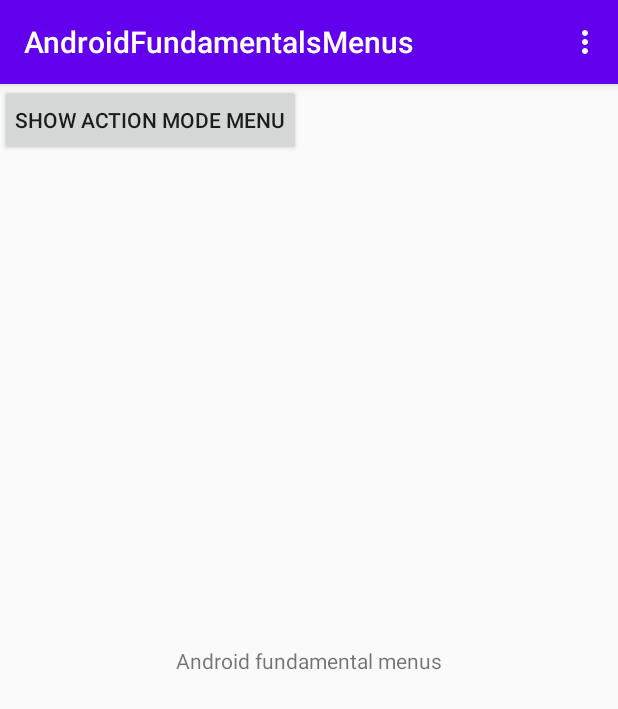
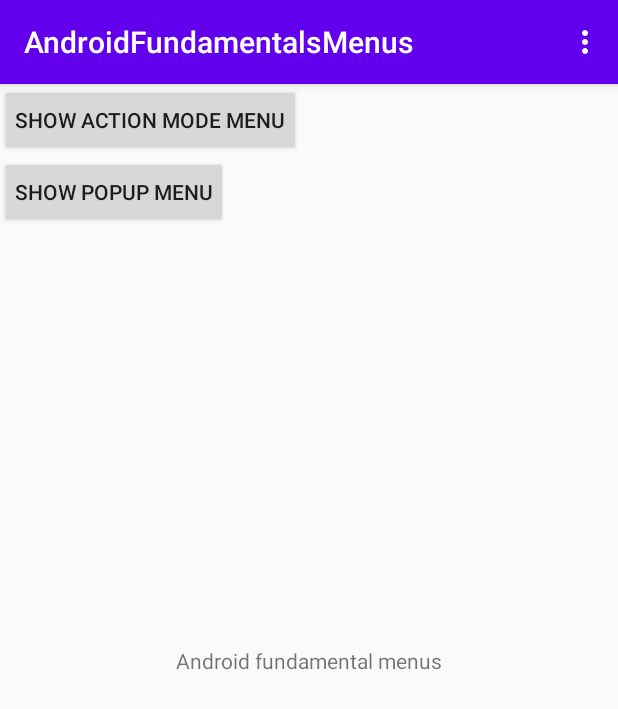
Before and after one commit to ivankaptue/android-menus, an Android app: the screen it shows after launch (MainActivity), on a phone screen of 412 x 824 dp. Shown: the top 709 px of the screen. Run offline under Robolectric (Android 15) with nearby library versions, the phone set to English and light mode, and no system bars.

Commit message:
feat: Create popup menu

```diff
--- a/app/src/main/res/layout/activity_main.xml
+++ b/app/src/main/res/layout/activity_main.xml
@@ -23,4 +23,13 @@
 			android:padding="10dp"
 			android:text="Show Action Mode Menu" />
 
+	<Button
+			android:id="@+id/btnPopupMenu"
+			android:layout_width="wrap_content"
+			android:layout_height="wrap_content"
+			android:padding="10dp"
+			android:onClick="showPopupMenu"
+			android:text="Show popup menu"
+			app:layout_constraintTop_toBottomOf="@id/btnActionModeMenu" />
+
 </androidx.constraintlayout.widget.ConstraintLayout>
--- /dev/null
+++ b/app/src/main/res/menu/popup_menu.xml
@@ -0,0 +1,14 @@
+<?xml version="1.0" encoding="utf-8"?>
+<menu xmlns:android="http://schemas.android.com/apk/res/android">
+
+	<item
+			android:id="@+id/popupMenu1"
+			android:title="Popup item 1" />
+	<item
+			android:id="@+id/popupMenu2"
+			android:title="Popup item 2" />
+	<item
+			android:id="@+id/popupMenu3"
+			android:title="Popup item 3" />
+
+</menu>
```
Also changed, not shown: app/src/main/java/com/klid/androidfundamentalsmenus/MainActivity.java (+26 -1 lines).
